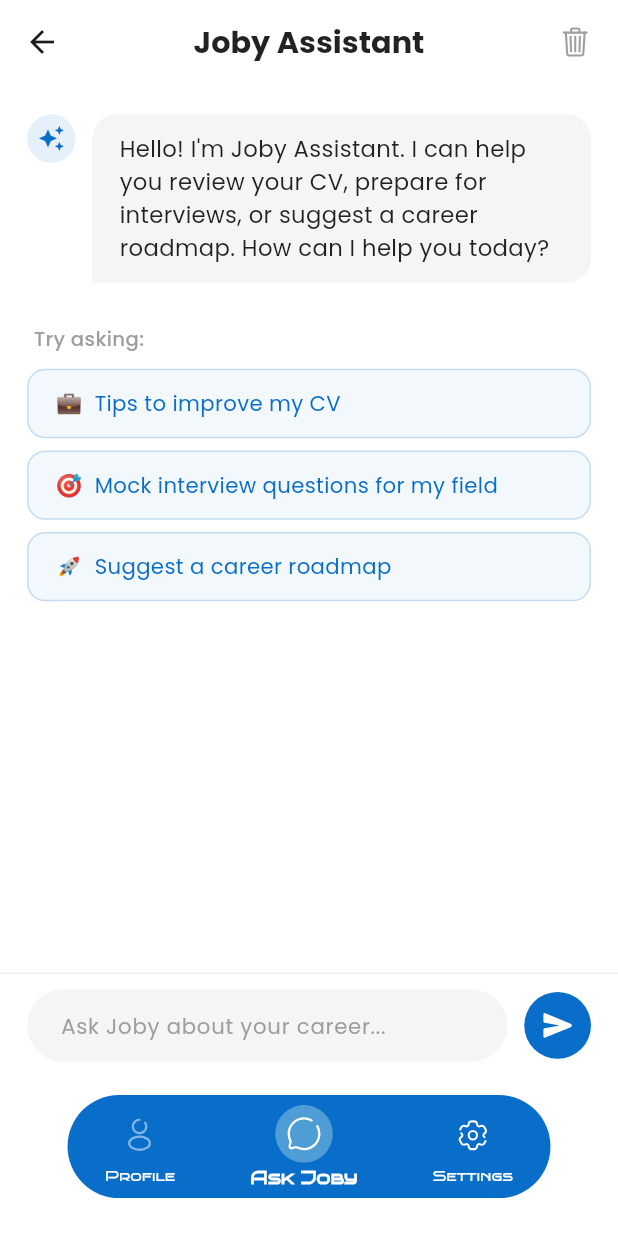
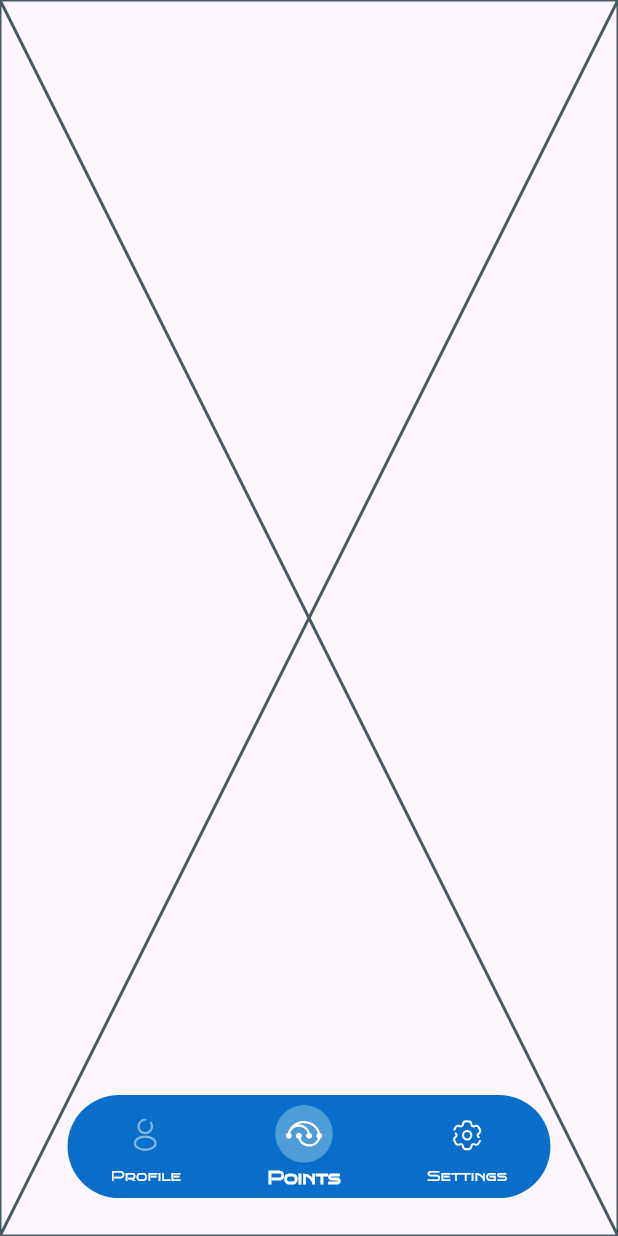
Before and after one commit to Ismail-Magdy/joby, a Flutter app: the UserRootScreen screen opened by its route, item 2 of the bottom bar chosen, on a phone screen of 412 x 824 dp. Run offline on Flutter 3.47's test engine with Material 3 defaults, Android fonts, the phone set to English and light mode, and no system bars; our stand-ins replace cached_network_image, dartz, dio, equatable, file_picker, flutter_bloc and 14 more; accounts and stored records are empty; project files that could hold a hidden picture were left out.

Commit message:
refactor: remove AI chat feature and related components
- Deleted AI chat repository, implementation, cubit, and state management.
- Removed AI chat screen and its dependencies from the user root screen.
- Introduced a new Points screen to replace the AI chat feature.
- Updated user settings screen to change label from "Advice?" to "FeedBack?".
- Added new SVG assets for points and trash icons.

```diff
--- a/lib/features/users/ai/data/models/chat_message_model.dart
+++ /dev/null
@@ -1,6 +0,0 @@
-class ChatMessageModel {
-  final String text;
-  final bool isAi;
-
-  ChatMessageModel({required this.text, required this.isAi});
-}
--- a/lib/features/users/ai/data/repos/ai_chat_repo.dart
+++ /dev/null
@@ -1,5 +0,0 @@
-import 'package:joby/features/users/user_info/data/models/user_info_model.dart';
-
-abstract class AiChatRepo {
-  Future<UserInfoModel?> getUserProfile();
-}
--- a/lib/features/users/ai/manager/ai_chat_cubit.dart
+++ /dev/null
@@ -1,180 +0,0 @@
-import 'dart:convert';
-import 'package:flutter/foundation.dart';
-import 'package:flutter_bloc/flutter_bloc.dart';
-import 'package:google_generative_ai/google_generative_ai.dart';
-import 'package:hive_flutter/hive_flutter.dart';
-import 'package:joby/core/helpers/constants.dart';
-import 'package:joby/features/users/ai/data/repos/ai_chat_repo.dart';
-import 'package:joby/features/users/ai/manager/ai_chat_state.dart';
-import '../data/models/chat_message_model.dart';
-
-class AiChatCubit extends Cubit<AiChatState> {
-  // ⚠️ TODO: Move this key to flutter_dotenv or --dart-define before release
-  static const String _apiKey = 'AIzaSyCPha58cKprqL6H94MfjUo8Gl98V3VrLLE';
-
-  final AiChatRepo _aiChatRepo;
-
-  late GenerativeModel _model;
-  late ChatSession _chatSession;
-  late Box<String> _chatBox;
-
-  final List<ChatMessageModel> _messages = [];
-
-  static const String _welcomeMessage =
-      "Hello! I'm Joby Assistant. I can help you review your CV, "
-      "prepare for interviews, or suggest a career roadmap. "
-      "How can I help you today?";
-
-  AiChatCubit(this._aiChatRepo) : super(AiChatInitial()) {
-    _init();
-  }
-
-  // ─── Initialization ────────────────────────────────────────────────────────
-
-  Future<void> _init() async {
-    _chatBox = Hive.box<String>(AppConstants.chatHistoryBox);
-
-    // 1. Load stored messages from Hive
-    if (_chatBox.isNotEmpty) {
-      for (final raw in _chatBox.values) {
-        try {
-          final map = json.decode(raw) as Map<String, dynamic>;
-          _messages.add(
-            ChatMessageModel(
-              text: map['text'] as String,
-              isAi: map['isAi'] as bool,
-            ),
-          );
-        } catch (e) {
-          debugPrint('AiChatCubit: Failed to decode stored message — $e');
-        }
-      }
-    } else {
-      // First launch: add the welcome message and persist it
-      final welcome = ChatMessageModel(text: _welcomeMessage, isAi: true);
-      _messages.add(welcome);
-      await _persistMessage(welcome);
-    }
-
-    emit(AiChatUpdated(messages: List.from(_messages)));
-
-    // 2. Fetch user profile for personalization (non-blocking)
-    final userInfo = await _aiChatRepo.getUserProfile();
-    _initModel(
-      name: userInfo?.name,
-      jobTitle: userInfo?.jobTitle,
-      level: userInfo?.level,
-      category: userInfo?.jobCategory,
-    );
-
-    emit(AiChatUpdated(messages: List.from(_messages)));
-  }
-
-  void _initModel({
-    String? name,
-    String? jobTitle,
-    String? level,
-    String? category,
-  }) {
-    final String systemPrompt;
-
-    final isPersonalized =
-        name != null &&
-        name.isNotEmpty &&
-        jobTitle != null &&
-        jobTitle.isNotEmpty;
-
-    if (isPersonalized) {
-      systemPrompt =
-          'You are Joby Assistant, a friendly and expert career coach '
-          'inside a job-seeking app called Joby. '
-          'You are currently talking with $name, a ${level ?? ""} $jobTitle '
-          'in the ${category ?? "tech"} field. '
-          'Personalize your advice based on their background. '
-          'Help them with CV tips, mock interviews, career roadmaps, '
-          'and job search strategies. '
-          'Keep answers concise, well-formatted, and professional. '
-          'Only answer career and job-related questions.';
-    } else {
-      systemPrompt =
-          'You are Joby Assistant, a friendly and expert career coach '
-          'inside a job-seeking app called Joby. '
-          'Help users with resume tips, mock interviews, and career advice. '
-          'Keep your answers concise, well-formatted, and professional. '
-          'Only answer career and job-related questions.';
-    }
-
-    _model = GenerativeModel(
-      model: 'gemini-1.5-flash-latest',
-      apiKey: _apiKey,
-      systemInstruction: Content.system(systemPrompt),
-    );
-
-    // Restore the last 10 conversation turns into the session history
-    final conversationMessages = _messages
-        .where((m) => m.text != _welcomeMessage)
-        .toList();
-    final recentHistory = conversationMessages.length > 10
-        ? conversationMessages.sublist(conversationMessages.length - 10)
-        : conversationMessages;
-
-    final history = recentHistory.map((m) {
-      return m.isAi
-          ? Content('model', [TextPart(m.text)])
-          : Content('user', [TextPart(m.text)]);
-    }).toList();
-
-    _chatSession = _model.startChat(history: history);
-  }
-
-  // ─── Public Methods ────────────────────────────────────────────────────────
-
-  Future<void> sendMessage(String text) async {
-    if (text.trim().isEmpty) return;
-
-    final userMessage = ChatMessageModel(text: text.trim(), isAi: false);
-    _messages.add(userMessage);
-    await _persistMessage(userMessage);
-    emit(AiChatUpdated(messages: List.from(_messages), isLoading: true));
-
-    try {
-      final response = await _chatSession.sendMessage(
-        Content.text(text.trim()),
-      );
-      final aiText = response.text ?? "I'm sorry, I couldn't process that.";
-
-      final aiMessage = ChatMessageModel(text: aiText, isAi: true);
-      _messages.add(aiMessage);
-      await _persistMessage(aiMessage);
-      emit(AiChatUpdated(messages: List.from(_messages), isLoading: false));
-    } catch (e) {
-      debugPrint('AiChatCubit: Gemini API error — $e');
-      const errorText = 'Connection error. Please try again later.';
-      final errorMessage = ChatMessageModel(text: errorText, isAi: true);
-      _messages.add(errorMessage);
-      await _persistMessage(errorMessage);
-      emit(AiChatUpdated(messages: List.from(_messages), isLoading: false));
-    }
-  }
-
-  Future<void> clearHistory() async {
-    _messages.clear();
-    await _chatBox.clear();
-
-    final welcome = ChatMessageModel(text: _welcomeMessage, isAi: true);
-    _messages.add(welcome);
-    await _persistMessage(welcome);
-
-    // Reset the Gemini chat session
-    _chatSession = _model.startChat();
-
-    emit(AiChatUpdated(messages: List.from(_messages)));
-  }
-
-  // ─── Private Helpers ───────────────────────────────────────────────────────
-
-  Future<void> _persistMessage(ChatMessageModel message) async {
-    final encoded = json.encode({'text': message.text, 'isAi': message.isAi});
-    await _chatBox.add(encoded);
-  }
-}
--- a/lib/features/users/ai/manager/ai_chat_state.dart
+++ /dev/null
@@ -1,12 +0,0 @@
-import '../data/models/chat_message_model.dart';
-
-abstract class AiChatState {}
-
-class AiChatInitial extends AiChatState {}
-
-class AiChatUpdated extends AiChatState {
-  final List<ChatMessageModel> messages;
-  final bool isLoading;
-
-  AiChatUpdated({required this.messages, this.isLoading = false});
-}
--- a/lib/features/users/ai/presentation/screens/ai_chat_screen.dart
+++ /dev/null
@@ -1,432 +0,0 @@
-import 'package:flutter/material.dart';
-import 'package:flutter_bloc/flutter_bloc.dart';
-import 'package:flutter_screenutil/flutter_screenutil.dart';
-import 'package:ionicons/ionicons.dart';
-import 'package:joby/core/helpers/spacing.dart';
-import 'package:joby/core/themes/app_colors.dart';
-import 'package:joby/features/users/ai/data/models/chat_message_model.dart';
-import '../../manager/ai_chat_cubit.dart';
-import '../../manager/ai_chat_state.dart';
-
-class AiChatScreen extends StatefulWidget {
-  const AiChatScreen({super.key});
-
-  @override
-  State<AiChatScreen> createState() => _AiChatScreenState();
-}
-
-class _AiChatScreenState extends State<AiChatScreen> {
-  final TextEditingController _messageController = TextEditingController();
-  final ScrollController _scrollController = ScrollController();
-
-  // Suggested prompts shown when chat is fresh (only welcome message visible)
-  static const List<String> _suggestedPrompts = [
-    '💼  Tips to improve my CV',
-    '🎯  Mock interview questions for my field',
-    '🚀  Suggest a career roadmap',
-  ];
-
-  @override
-  void dispose() {
-    _messageController.dispose();
-    _scrollController.dispose();
-    super.dispose();
-  }
-
-  void _scrollToBottom() {
-    WidgetsBinding.instance.addPostFrameCallback((_) {
-      if (_scrollController.hasClients) {
-        _scrollController.animateTo(
-          _scrollController.position.maxScrollExtent,
-          duration: const Duration(milliseconds: 300),
-          curve: Curves.easeOut,
-        );
-      }
-    });
-  }
-
-  void _sendPrompt(String prompt) {
-    // Strip the leading emoji + spaces
-    final clean = prompt
-        .replaceFirst(RegExp(r'^[\p{Emoji}\s]+', unicode: true), '')
-        .trim();
-    context.read<AiChatCubit>().sendMessage(clean);
-  }
-
-  @override
-  Widget build(BuildContext context) {
-    return Scaffold(
-      backgroundColor: Colors.white,
-      appBar: AppBar(
-        backgroundColor: Colors.white,
-        elevation: 0,
-        scrolledUnderElevation: 0,
-        centerTitle: true,
-        title: Text(
-          "Joby Assistant",
-          style: TextStyle(
-            color: Colors.black87,
-            fontSize: 20.sp,
-            fontWeight: .bold,
-          ),
-        ),
-        actions: [
-          IconButton(
-            tooltip: "Clear chat history",
-            icon: Icon(
-              Ionicons.trash_outline,
-              color: Colors.grey.shade500,
-              size: 22.sp,
-            ),
-            onPressed: () => _showClearDialog(context),
-          ),
-          horizontalSpace(4),
-        ],
-      ),
-      body: BlocConsumer<AiChatCubit, AiChatState>(
-        listener: (context, state) {
-          if (state is AiChatUpdated) _scrollToBottom();
-        },
-        builder: (context, state) {
-          final messages = state is AiChatUpdated
-              ? state.messages
-              : <ChatMessageModel>[];
-          final isLoading = state is AiChatUpdated && state.isLoading;
-          final showPrompts = messages.length <= 1 && !isLoading;
-
-          return Column(
-            children: [
-              Expanded(
-                child: ListView.builder(
-                  controller: _scrollController,
-                  padding: .symmetric(horizontal: 16.w, vertical: 20.h),
-                  itemCount:
-                      messages.length +
-                      (isLoading ? 1 : 0) +
-                      (showPrompts ? 1 : 0),
-                  itemBuilder: (context, index) {
-                    // Show message bubbles first
-                    if (index < messages.length) {
-                      return _buildChatBubble(
-                        messages[index].text,
-                        messages[index].isAi,
-                      );
-                    }
-                    // Suggested prompts (shown after welcome msg when empty)
-                    if (showPrompts && index == messages.length) {
-                      return _buildSuggestedPrompts();
-                    }
-                    // Loading typing indicator
-                    if (isLoading) return _buildLoadingBubble();
-                    return const SizedBox.shrink();
-                  },
-                ),
-              ),
-              _buildInputArea(context, isLoading),
-              // Bottom padding to clear the floating nav bar (height 68 + 25 padding)
-              verticalSpace(105),
-            ],
-          );
-        },
-      ),
-    );
-  }
-
-  // ─── Widgets ──────────────────────────────────────────────────────────────
-
-  Widget _buildChatBubble(String text, bool isAi) {
-    return Padding(
-      padding: .only(bottom: 20.h),
-      child: Row(
-        crossAxisAlignment: .start,
-        mainAxisAlignment: isAi ? .start : .end,
-        children: [
-          if (isAi) ...[
-            CircleAvatar(
-              radius: 16.r,
-              backgroundColor: AppColors.primaryColor.withValues(alpha: 0.1),
-              child: Icon(
-                Icons.auto_awesome,
-                color: AppColors.primaryColor,
-                size: 18.sp,
-              ),
-            ),
-            horizontalSpace(10),
-          ],
-          Flexible(
-            child: Container(
-              padding: .symmetric(horizontal: 16.w, vertical: 12.h),
-              decoration: BoxDecoration(
-                color: isAi ? Colors.grey.shade100 : AppColors.primaryColor,
-                borderRadius: .only(
-                  topLeft: .circular(16.r),
-                  topRight: .circular(16.r),
-                  bottomLeft: isAi ? .zero : .circular(16.r),
-                  bottomRight: isAi ? .circular(16.r) : .zero,
-                ),
-              ),
-              child: Text(
-                text,
-                style: TextStyle(
-                  color: isAi ? Colors.black87 : Colors.white,
-                  fontSize: 15.sp,
-                  height: 1.45,
-                ),
-              ),
-            ),
-          ),
-          if (!isAi) ...[
-            horizontalSpace(10),
-            CircleAvatar(
-              radius: 16.r,
-              backgroundColor: Colors.grey.shade200,
-              child: Icon(
-                Ionicons.person,
-                color: Colors.grey.shade600,
-                size: 18.sp,
-              ),
-            ),
-          ],
-        ],
-      ),
-    );
-  }
-
-  Widget _buildLoadingBubble() {
-    return Padding(
-      padding: .only(bottom: 20.h),
-      child: Row(
-        crossAxisAlignment: .start,
-        children: [
-          CircleAvatar(
-            radius: 16.r,
-            backgroundColor: AppColors.primaryColor.withValues(alpha: 0.1),
-            child: Icon(
-              Icons.auto_awesome,
-              color: AppColors.primaryColor,
-              size: 18.sp,
-            ),
-          ),
-          horizontalSpace(10),
-          Container(
-            padding: .symmetric(horizontal: 18.w, vertical: 16.h),
-            decoration: BoxDecoration(
-              color: Colors.grey.shade100,
-              borderRadius: .only(
-                topLeft: .circular(16.r),
-                topRight: .circular(16.r),
-                bottomRight: .circular(16.r),
-              ),
-            ),
-            child: const _TypingIndicator(),
-          ),
-        ],
-      ),
-    );
-  }
-
-  Widget _buildSuggestedPrompts() {
-    return Padding(
-      padding: .only(top: 8.h, bottom: 20.h),
-      child: Column(
-        crossAxisAlignment: .start,
-        children: [
-          Padding(
-            padding: .only(left: 4.w, bottom: 10.h),
-            child: Text(
-              'Try asking:',
-              style: TextStyle(
-                fontSize: 13.sp,
-                color: Colors.grey.shade500,
-                fontWeight: .w500,
-              ),
-            ),
-          ),
-          ..._suggestedPrompts.map(
-            (prompt) => GestureDetector(
-              onTap: () => _sendPrompt(prompt),
-              child: Container(
-                width: double.infinity,
-                margin: .only(bottom: 8.h),
-                padding: .symmetric(horizontal: 16.w, vertical: 12.h),
-                decoration: BoxDecoration(
-                  color: AppColors.primaryColor.withValues(alpha: 0.05),
-                  borderRadius: .circular(12.r),
-                  border: Border.all(
-                    color: AppColors.primaryColor.withValues(alpha: 0.2),
-                  ),
-                ),
-                child: Text(
-                  prompt,
-                  style: TextStyle(
-                    fontSize: 14.sp,
-                    color: AppColors.primaryColor,
-                  ),
-                ),
-              ),
-            ),
-          ),
-        ],
-      ),
-    );
-  }
-
-  Widget _buildInputArea(BuildContext context, bool isLoading) {
-    return Container(
-      padding: .symmetric(horizontal: 16.w, vertical: 10.h),
-      decoration: BoxDecoration(
-        color: Colors.white,
-        border: Border(top: BorderSide(color: Colors.grey.shade200)),
-      ),
-      child: Row(
-        children: [
-          Expanded(
-            child: Container(
-              decoration: BoxDecoration(
-                color: Colors.grey.shade100,
-                borderRadius: .circular(25.r),
-              ),
-              child: TextField(
-                controller: _messageController,
-                maxLines: 3,
-                minLines: 1,
-                enabled: !isLoading,
-                textInputAction: .send,
-                onSubmitted: isLoading
-                    ? null
-                    : (text) {
-                        _messageController.clear();
-                        context.read<AiChatCubit>().sendMessage(text);
-                      },
-                decoration: InputDecoration(
-                  hintText: 'Ask Joby about your career...',
-                  hintStyle: TextStyle(
-                    color: Colors.grey.shade500,
-                    fontSize: 14.sp,
-                  ),
-                  border: .none,
-                  contentPadding: .symmetric(horizontal: 20.w, vertical: 12.h),
-                ),
-              ),
-            ),
-          ),
-          horizontalSpace(10),
-          GestureDetector(
-            onTap: isLoading
-                ? null
-                : () {
-                    final text = _messageController.text;
-                    _messageController.clear();
-                    context.read<AiChatCubit>().sendMessage(text);
-                  },
-            child: CircleAvatar(
-              radius: 22.r,
-              backgroundColor: isLoading
-                  ? Colors.grey.shade300
-                  : AppColors.primaryColor,
-              child: Icon(Ionicons.send, color: Colors.white, size: 20.sp),
-            ),
-          ),
-        ],
-      ),
-    );
-  }
-
-  void _showClearDialog(BuildContext context) {
-    showDialog(
-      context: context,
-      builder: (ctx) => AlertDialog(
-        shape: RoundedRectangleBorder(borderRadius: .circular(16.r)),
-        title: Text(
-          'Clear Chat History',
-          style: TextStyle(fontSize: 17.sp, fontWeight: .bold),
-        ),
-        content: Text(
-          'This will delete all messages. The conversation will start fresh.',
-          style: TextStyle(fontSize: 14.sp, color: Colors.grey.shade600),
-        ),
-        actions: [
-          TextButton(
-            onPressed: () => Navigator.pop(ctx),
-            child: Text(
-              'Cancel',
-              style: TextStyle(color: Colors.grey.shade600, fontSize: 14.sp),
-            ),
-          ),
-          TextButton(
-            onPressed: () {
-              Navigator.pop(ctx);
-              context.read<AiChatCubit>().clearHistory();
-            },
-            child: Text(
-              'Clear',
-              style: TextStyle(
-                color: Colors.red,
-                fontSize: 14.sp,
-                fontWeight: .bold,
-              ),
-            ),
-          ),
-        ],
-      ),
-    );
-  }
-}
-
-// ─── Typing Indicator (animated 3-dot bubble) ────────────────────────────────
-
-class _TypingIndicator extends StatefulWidget {
-  const _TypingIndicator();
-
-  @override
-  State<_TypingIndicator> createState() => _TypingIndicatorState();
-}
-
-class _TypingIndicatorState extends State<_TypingIndicator>
-    with SingleTickerProviderStateMixin {
-  late final AnimationController _controller;
-
-  @override
-  void initState() {
-    super.initState();
-    _controller = AnimationController(
-      vsync: this,
-      duration: const Duration(milliseconds: 1200),
-    )..repeat();
-  }
-
-  @override
-  void dispose() {
-    _controller.dispose();
-    super.dispose();
-  }
-
-  @override
-  Widget build(BuildContext context) {
-    return AnimatedBuilder(
-      animation: _controller,
-      builder: (_, _) {
-        return Row(
-          mainAxisSize: .min,
-          children: List.generate(3, (i) {
-            // Stagger each dot by 1/3 of the cycle
-            final phase = ((_controller.value - i / 3) % 1.0);
-            final bounce = phase < 0.5 ? phase * 2 : (1.0 - phase) * 2;
-            return Transform.translate(
-              offset: Offset(0, -5.h * bounce),
-              child: Container(
-                margin: .symmetric(horizontal: 2.5.w),
-                width: 7.w,
-                height: 7.w,
-                decoration: BoxDecoration(
-                  color: Colors.grey.shade500,
-                  shape: .circle,
-                ),
-              ),
-            );
-          }),
-        );
-      },
-    );
-  }
-}
--- /dev/null
+++ b/lib/features/users/points/presentation/screens/points_screen.dart
@@ -0,0 +1,10 @@
+import 'package:flutter/widgets.dart';
+
+class PointsScreen extends StatelessWidget {
+  const PointsScreen({super.key});
+
+  @override
+  Widget build(BuildContext context) {
+    return const Placeholder();
+  }
+}
--- a/lib/features/users/root/screens/user_root_screen.dart
+++ b/lib/features/users/root/screens/user_root_screen.dart
@@ -1,12 +1,9 @@
 import "package:flutter/material.dart";
-import "package:flutter_bloc/flutter_bloc.dart";
 import "package:flutter_screenutil/flutter_screenutil.dart";
 import "package:flutter_svg/svg.dart";
-import "package:joby/core/di/dependency_injection.dart";
-import "package:joby/features/users/ai/manager/ai_chat_cubit.dart";
+import "package:joby/features/users/points/presentation/screens/points_screen.dart";
 import "../../../../core/helpers/spacing.dart";
 import "../../../../core/themes/app_colors.dart";
-import "../../ai/presentation/screens/ai_chat_screen.dart";
 import "../../home/presentation/screens/user_home_screen.dart";
 import "../../settings/presentation/screens/user_settings_screen.dart";
 
@@ -28,12 +25,7 @@ class _UserRootScreenState extends State<UserRootScreen> {
         index: currentIndex,
         children: [
           const UserHomeScreen(),
-          // AiChatCubit is a LazySingleton in GetIt — same instance reused,
-          // history is preserved in Hive across sessions.
-          BlocProvider(
-            create: (_) => getIt<AiChatCubit>(),
-            child: const AiChatScreen(),
-          ),
+          const PointsScreen(),
           const UserSettingsScreen(),
         ],
       ),
@@ -56,8 +48,8 @@ class _UserRootScreenState extends State<UserRootScreen> {
               ),
               _navItem(
                 index: 1,
-                icon: "assets/svgs/chat.svg",
-                title: "Ask Joby",
+                icon: "assets/svgs/points.svg",
+                title: "Points",
               ),
               _navItem(
                 index: 2,
--- a/lib/features/users/settings/presentation/screens/user_settings_screen.dart
+++ b/lib/features/users/settings/presentation/screens/user_settings_screen.dart
@@ -44,7 +44,7 @@ class UserSettingsScreen extends StatelessWidget {
             //
             CustomSettingsItem(
               icon: "assets/svgs/advice.svg",
-              label: "Advice?",
+              label: "FeedBack?",
               onTap: () => context.pushNamed(Routes.adviceScreen),
             ),
             //
```
Also changed, not shown: lib/core/di/dependency_injection.dart (+0 -13 lines), lib/features/users/ai/data/repos/ai_chat_repo_impl.dart (deleted, +0 -28 lines), assets/svgs/google_logo.svg (deleted), assets/svgs/points.svg (added), assets/svgs/trash.svg (added).
